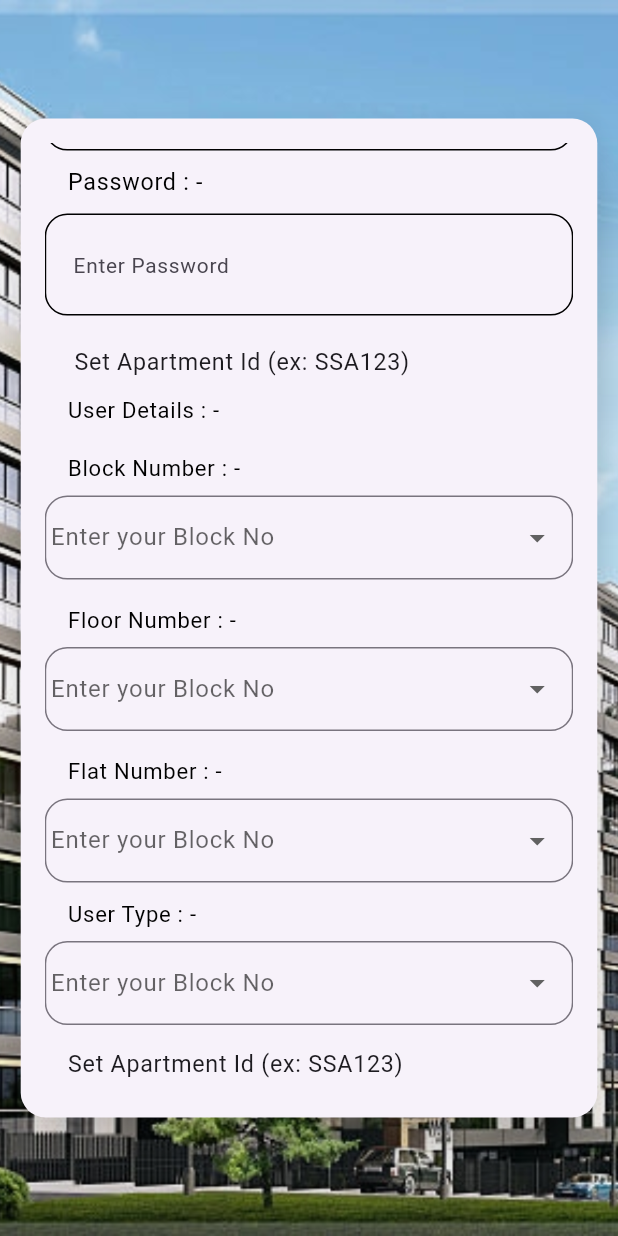
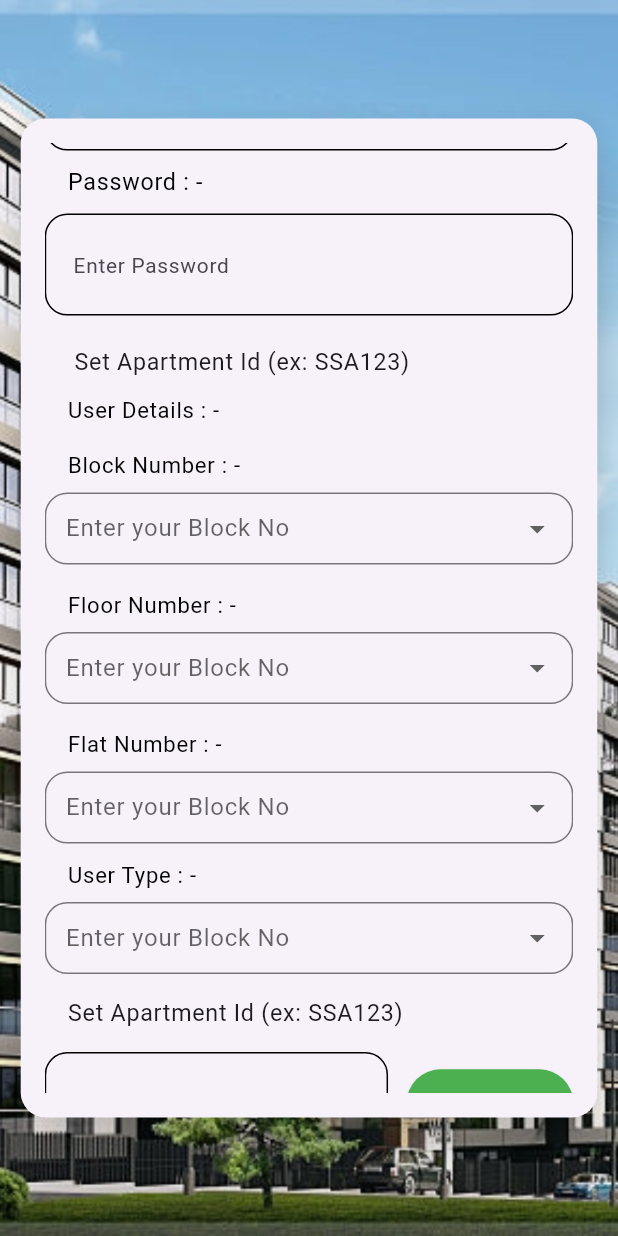
Before and after one commit to harishnookala123/maintaince_app, a Flutter app: the UserRegistration screen opened directly, scrolled down 576 dp, on a phone screen of 412 x 824 dp. Run offline on Flutter 3.47's test engine with Material 3 defaults, Android fonts, the light colour scheme and no system bars; our stand-ins replace dio, dropdown_button2, email_validator, google_fonts.

Commit message:
done changes in user_registration.dart screen

```diff
--- a/lib/User/Views/user_registration.dart
+++ b/lib/User/Views/user_registration.dart
@@ -263,7 +263,7 @@ class UserRegistrationState extends State<UserRegistration> {
         DropdownButtonFormField<String>(
           isExpanded: true,
           decoration: InputDecoration(
-            contentPadding: const EdgeInsets.symmetric(vertical: 16),
+            contentPadding:  const EdgeInsets.only(left: 10),
             border: OutlineInputBorder(
               borderRadius: BorderRadius.circular(15),
             ),
@@ -296,7 +296,7 @@ class UserRegistrationState extends State<UserRegistration> {
       crossAxisAlignment: CrossAxisAlignment.start,
       children: [
         Container(
-          margin: const EdgeInsets.only(left: 15.3, bottom: 8),
+          margin: const EdgeInsets.only(left: 15.3, bottom: 6),
           child: BasicText(
             title: "User Details : - ",
             color: Colors.black,
```
